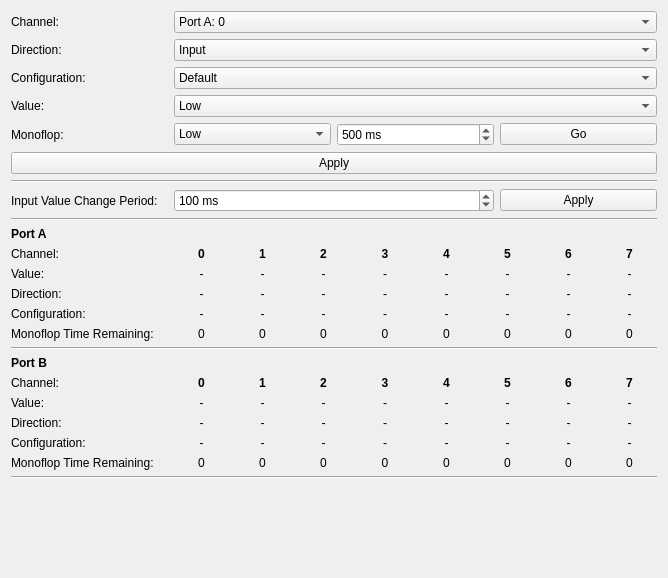
The window that src/brickv/plugin_system/plugins/io16_v2/ui/io16_v2.ui (Tinkerforge/brickv) describes before a commit, drawn with Qt 5.
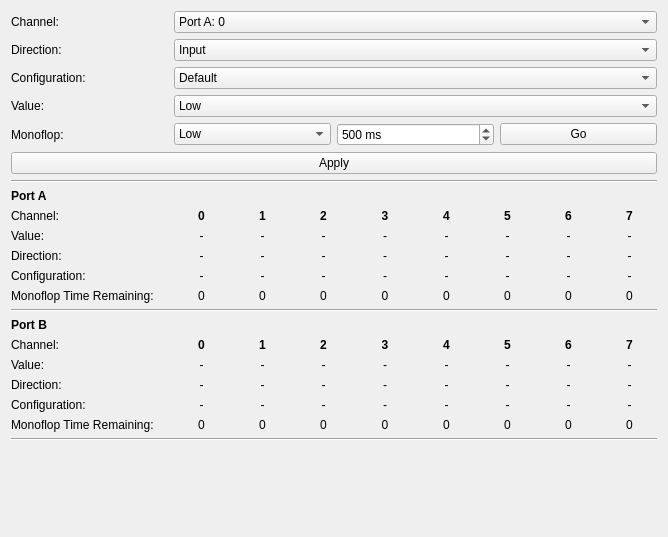
The same window after the commit.

Commit message: io16-v2: Remove polling interval selection GUI and mechanism and fix GUI state update bug

```diff
--- a/src/brickv/plugin_system/plugins/io16_v2/ui/io16_v2.ui
+++ b/src/brickv/plugin_system/plugins/io16_v2/ui/io16_v2.ui
@@ -7,7 +7,7 @@
     <x>0</x>
     <y>0</y>
     <width>668</width>
-    <height>578</height>
+    <height>537</height>
    </rect>
   </property>
   <property name="windowTitle">
@@ -16,24 +16,26 @@
   <layout class="QVBoxLayout" name="verticalLayout">
    <item>
     <layout class="QGridLayout" name="gridLayout_5">
-     <item row="18" column="0">
-      <widget class="QLabel" name="label_30">
-       <property name="text">
-        <string>Value:</string>
+     <item row="4" column="2">
+      <widget class="QSpinBox" name="sbox_monoflop_t">
+       <property name="suffix">
+        <string> ms</string>
        </property>
-      </widget>
-     </item>
-     <item row="0" column="0">
-      <widget class="QLabel" name="label_3">
-       <property name="text">
-        <string>Channel:</string>
+       <property name="minimum">
+        <number>1</number>
        </property>
+       <property name="maximum">
+        <number>2147483647</number>
+       </property>
+       <property name="value">
+        <number>500</number>
+       </property>
       </widget>
      </item>
-     <item row="4" column="3">
-      <widget class="QPushButton" name="btn_monoflop_go">
-       <property name="text">
-        <string>Go</string>
+     <item row="13" column="0" colspan="4">
+      <widget class="Line" name="line_2">
+       <property name="orientation">
+        <enum>Qt::Horizontal</enum>
        </property>
       </widget>
      </item>
@@ -51,59 +53,10 @@
        </item>
       </widget>
      </item>
-     <item row="4" column="0">
-      <widget class="QLabel" name="lbl_monoflop">
+     <item row="0" column="0">
+      <widget class="QLabel" name="label_3">
        <property name="text">
-        <string>Monoflop:</string>
-       </property>
-      </widget>
-     </item>
-     <item row="6" column="0" colspan="4">
-      <widget class="Line" name="line">
-       <property name="orientation">
-        <enum>Qt::Horizontal</enum>
-       </property>
-      </widget>
-     </item>
-     <item row="4" column="1">
-      <widget class="QComboBox" name="cbox_monoflop_v">
-       <item>
-        <property name="text">
-         <string>Low</string>
-        </property>
-       </item>
-       <item>
-        <property name="text">
-         <string>High</string>
-        </property>
-       </item>
-      </widget>
-     </item>
-     <item row="7" column="0">
-      <widget class="QLabel" name="lbl_cfg_iv_cb_period">
-       <property name="text">
-        <string>Input Value Change Period:</string>
-       </property>
-      </widget>
-     </item>
-     <item row="2" column="0">
-      <widget class="QLabel" name="lbl_cfg_ch_in_v">
-       <property name="text">
-        <string>Configuration:</string>
-       </property>
-      </widget>
-     </item>
-     <item row="3" column="0">
-      <widget class="QLabel" name="lbl_cfg_ch_out_v">
-       <property name="text">
-        <string>Value:</string>
-       </property>
-      </widget>
-     </item>
-     <item row="1" column="0">
-      <widget class="QLabel" name="label_2">
-       <property name="text">
-        <string>Direction:</string>
+        <string>Channel:</string>
        </property>
       </widget>
      </item>
@@ -121,83 +74,6 @@
        </item>
       </widget>
      </item>
-     <item row="2" column="1" colspan="3">
-      <widget class="QComboBox" name="cbox_cfg_ch_in_v">
-       <item>
-        <property name="text">
-         <string>Default</string>
-        </property>
-       </item>
-       <item>
-        <property name="text">
-         <string>Pull-up</string>
-        </property>
-       </item>
-      </widget>
-     </item>
-     <item row="15" column="0" colspan="4">
-      <widget class="Line" name="line_2">
-       <property name="orientation">
-        <enum>Qt::Horizontal</enum>
-       </property>
-      </widget>
-     </item>
-     <item row="7" column="3">
-      <widget class="QPushButton" name="btn_cfg_iv_cb_period">
-       <property name="text">
-        <string>Apply</string>
-       </property>
-      </widget>
-     </item>
-     <item row="8" column="0" colspan="4">
-      <widget class="Line" name="line_3">
-       <property name="orientation">
-        <enum>Qt::Horizontal</enum>
-       </property>
-      </widget>
-     </item>
-     <item row="7" column="1" colspan="2">
-      <widget class="QSpinBox" name="sbox_cfg_iv_cb_period">
-       <property name="suffix">
-        <string> ms</string>
-       </property>
-       <property name="prefix">
-        <string/>
-       </property>
-       <property name="minimum">
-        <number>1</number>
-       </property>
-       <property name="maximum">
-        <number>2147483647</number>
-       </property>
-       <property name="value">
-        <number>100</number>
-       </property>
-      </widget>
-     </item>
-     <item row="4" column="2">
-      <widget class="QSpinBox" name="sbox_monoflop_t">
-       <property name="suffix">
-        <string> ms</string>
-       </property>
-       <property name="minimum">
-        <number>1</number>
-       </property>
-       <property name="maximum">
-        <number>2147483647</number>
-       </property>
-       <property name="value">
-        <number>500</number>
-       </property>
-      </widget>
-     </item>
-     <item row="5" column="0" colspan="4">
-      <widget class="QPushButton" name="btn_cfg_ch_apply">
-       <property name="text">
-        <string>Apply</string>
-       </property>
-      </widget>
-     </item>
      <item row="0" column="1" colspan="3">
       <widget class="QComboBox" name="cbox_cfg_ch">
        <item>
@@ -282,7 +158,91 @@
        </item>
       </widget>
      </item>
-     <item row="10" column="1" rowspan="5" colspan="3">
+     <item row="2" column="1" colspan="3">
+      <widget class="QComboBox" name="cbox_cfg_ch_in_v">
+       <item>
+        <property name="text">
+         <string>Default</string>
+        </property>
+       </item>
+       <item>
+        <property name="text">
+         <string>Pull-up</string>
+        </property>
+       </item>
+      </widget>
+     </item>
+     <item row="16" column="0">
+      <widget class="QLabel" name="label_30">
+       <property name="text">
+        <string>Value:</string>
+       </property>
+      </widget>
+     </item>
+     <item row="4" column="0">
+      <widget class="QLabel" name="lbl_monoflop">
+       <property name="text">
+        <string>Monoflop:</string>
+       </property>
+      </widget>
+     </item>
+     <item row="2" column="0">
+      <widget class="QLabel" name="lbl_cfg_ch_in_v">
+       <property name="text">
+        <string>Configuration:</string>
+       </property>
+      </widget>
+     </item>
+     <item row="6" column="0" colspan="4">
+      <widget class="Line" name="line">
+       <property name="orientation">
+        <enum>Qt::Horizontal</enum>
+       </property>
+      </widget>
+     </item>
+     <item row="4" column="3">
+      <widget class="QPushButton" name="btn_monoflop_go">
+       <property name="text">
+        <string>Go</string>
+       </property>
+      </widget>
+     </item>
+     <item row="4" column="1">
+      <widget class="QComboBox" name="cbox_monoflop_v">
+       <item>
+        <property name="text">
+         <string>Low</string>
+        </property>
+       </item>
+       <item>
+        <property name="text">
+         <string>High</string>
+        </property>
+       </item>
+      </widget>
+     </item>
+     <item row="5" column="0" colspan="4">
+      <widget class="QPushButton" name="btn_cfg_ch_apply">
+       <property name="text">
+        <string>Apply</string>
+       </property>
+      </widget>
+     </item>
+     <item row="3" column="0">
+      <widget class="QLabel" name="lbl_cfg_ch_out_v">
+       <property name="text">
+        <string>Value:</string>
+       </property>
+      </widget>
+     </item>
+     <item row="1" column="0">
+      <widget class="QLabel" name="label_2">
+       <property name="text">
+        <string>Direction:</string>
+       </property>
+      </widget>
+     </item>
+     <item row="8" column="1" rowspan="5" colspan="3">
       <layout class="QGridLayout" name="gridLayout">
        <item row="3" column="2">
         <widget class="QLabel" name="lbl_st_ch2_cfg">
@@ -722,7 +682,7 @@
        </item>
       </layout>
      </item>
-     <item row="9" column="0" colspan="4">
+     <item row="7" column="0" colspan="4">
       <widget class="QLabel" name="label_27">
        <property name="text">
         <string>&lt;html&gt;&lt;head/&gt;&lt;body&gt;&lt;p&gt;&lt;span style=&quot; font-weight:600;&quot;&gt;Port A&lt;/span&gt;&lt;/p&gt;&lt;/body&gt;&lt;/html&gt;</string>
@@ -732,70 +692,14 @@
        </property>
       </widget>
      </item>
-     <item row="12" column="0">
-      <widget class="QLabel" name="label_7">
-       <property name="text">
-        <string>Direction:</string>
-       </property>
-      </widget>
-     </item>
-     <item row="11" column="0">
-      <widget class="QLabel" name="label_5">
-       <property name="text">
-        <string>Value:</string>
-       </property>
-      </widget>
-     </item>
-     <item row="14" column="0">
-      <widget class="QLabel" name="label_15">
-       <property name="text">
-        <string>Monoflop Time Remaining:</string>
-       </property>
-      </widget>
-     </item>
-     <item row="13" column="0">
-      <widget class="QLabel" name="label_4">
-       <property name="text">
-        <string>Configuration:</string>
-       </property>
-      </widget>
-     </item>
      <item row="10" column="0">
-      <widget class="QLabel" name="label_53">
-       <property name="text">
-        <string>Channel:</string>
-       </property>
-      </widget>
-     </item>
-     <item row="17" column="0">
-      <widget class="QLabel" name="label_29">
-       <property name="text">
-        <string>Channel:</string>
-       </property>
-      </widget>
-     </item>
-     <item row="20" column="0">
-      <widget class="QLabel" name="label_32">
-       <property name="text">
-        <string>Configuration:</string>
-       </property>
-      </widget>
-     </item>
-     <item row="21" column="0">
-      <widget class="QLabel" name="label_35">
-       <property name="text">
-        <string>Monoflop Time Remaining:</string>
-       </property>
-      </widget>
-     </item>
-     <item row="19" column="0">
-      <widget class="QLabel" name="label_31">
+      <widget class="QLabel" name="label_7">
        <property name="text">
         <string>Direction:</string>
        </property>
       </widget>
      </item>
-     <item row="17" column="1" rowspan="5" colspan="3">
+     <item row="15" column="1" rowspan="5" colspan="3">
       <layout class="QGridLayout" name="gridLayout_2">
        <item row="0" column="6">
         <widget class="QLabel" name="label_44">
@@ -1223,14 +1127,14 @@
        </item>
       </layout>
      </item>
-     <item row="22" column="0" colspan="4">
+     <item row="20" column="0" colspan="4">
       <widget class="Line" name="line_4">
        <property name="orientation">
         <enum>Qt::Horizontal</enum>
        </property>
       </widget>
      </item>
-     <item row="16" column="0" colspan="4">
+     <item row="14" column="0" colspan="4">
       <widget class="QLabel" name="label_28">
        <property name="text">
         <string>&lt;html&gt;&lt;head/&gt;&lt;body&gt;&lt;p&gt;&lt;span style=&quot; font-weight:600;&quot;&gt;Port B&lt;/span&gt;&lt;/p&gt;&lt;/body&gt;&lt;/html&gt;</string>
@@ -1240,6 +1144,62 @@
        </property>
       </widget>
      </item>
+     <item row="9" column="0">
+      <widget class="QLabel" name="label_5">
+       <property name="text">
+        <string>Value:</string>
+       </property>
+      </widget>
+     </item>
+     <item row="12" column="0">
+      <widget class="QLabel" name="label_15">
+       <property name="text">
+        <string>Monoflop Time Remaining:</string>
+       </property>
+      </widget>
+     </item>
+     <item row="11" column="0">
+      <widget class="QLabel" name="label_4">
+       <property name="text">
+        <string>Configuration:</string>
+       </property>
+      </widget>
+     </item>
+     <item row="8" column="0">
+      <widget class="QLabel" name="label_53">
+       <property name="text">
+        <string>Channel:</string>
+       </property>
+      </widget>
+     </item>
+     <item row="15" column="0">
+      <widget class="QLabel" name="label_29">
+       <property name="text">
+        <string>Channel:</string>
+       </property>
+      </widget>
+     </item>
+     <item row="18" column="0">
+      <widget class="QLabel" name="label_32">
+       <property name="text">
+        <string>Configuration:</string>
+       </property>
+      </widget>
+     </item>
+     <item row="19" column="0">
+      <widget class="QLabel" name="label_35">
+       <property name="text">
+        <string>Monoflop Time Remaining:</string>
+       </property>
+      </widget>
+     </item>
+     <item row="17" column="0">
+      <widget class="QLabel" name="label_31">
+       <property name="text">
+        <string>Direction:</string>
+       </property>
+      </widget>
+     </item>
     </layout>
    </item>
    <item>
```
The commit also changes 1 other file.
